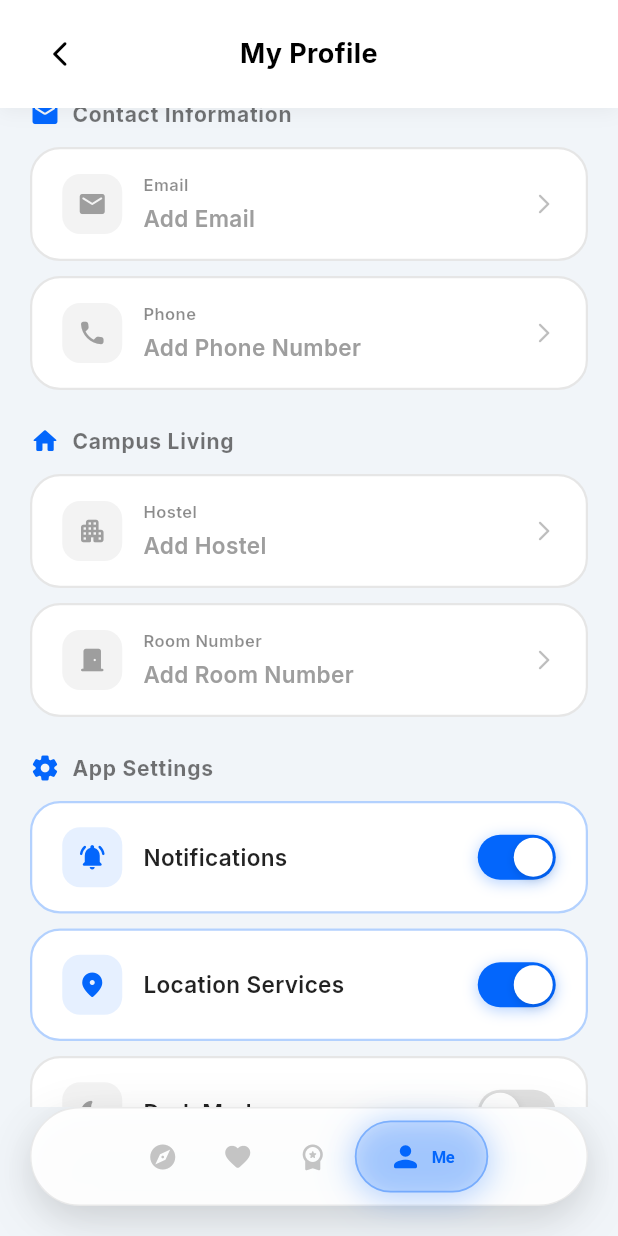
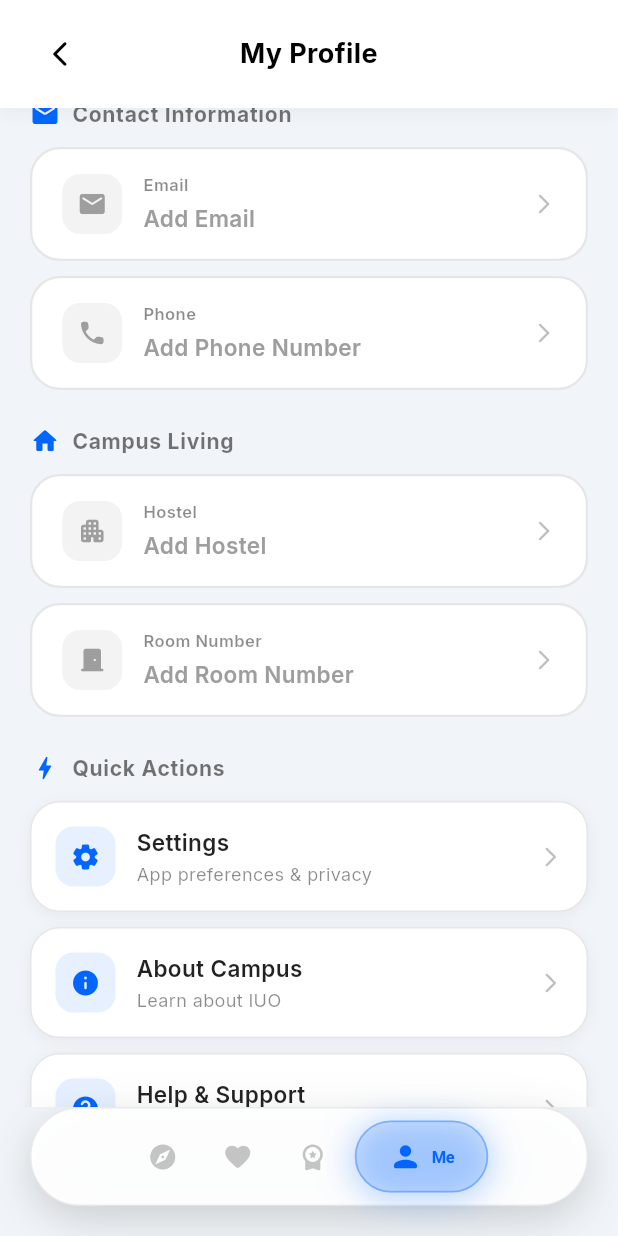
Before and after one commit to daniel0021-cpu/Campita, a Flutter app: the ProfileScreenRedesigned screen opened directly, scrolled down 576 dp, on a phone screen of 412 x 824 dp. Run offline on Flutter 3.47's test engine with Material 3 defaults, Android fonts, the phone set to English and light mode, and no system bars; our stand-ins replace audioplayers, confetti, flutter_compass, flutter_map, flutter_tts, geolocator and 7 more; missing offline and left inert: dart:html; accounts and stored records are empty.

Commit message:
fix: update navbar to use ProfileScreenRedesigned and add navigation to settings screens

```diff
--- a/lib/screens/profile_screen_redesigned.dart
+++ b/lib/screens/profile_screen_redesigned.dart
@@ -7,6 +7,10 @@ import '../utils/preferences_service.dart';
 import '../utils/app_settings.dart';
 import '../widgets/modern_navbar.dart';
 import 'dart:html' as html;
+import 'settings_screen.dart';
+import 'about_screen.dart';
+import 'help_support_screen.dart';
+import 'user_guide_screen.dart';
 
 /// Completely Redesigned Profile Screen - Modern, Clean, User-Friendly
 /// NO glass morphism, NO auto-refresh, Beautiful pill shapes
@@ -156,25 +160,35 @@ class _ProfileScreenRedesignedState extends State<ProfileScreenRedesigned> with
 
                   const SizedBox(height: 24),
 
-                  // Settings Section
-                  _buildSectionTitle('App Settings', Icons.settings_rounded, isDark),
+                  // Quick Actions
+                  _buildSectionTitle('Quick Actions', Icons.bolt_rounded, isDark),
+                  const SizedBox(height: 12),
+                  _buildNavigationPill('Settings', 'App preferences & privacy', Icons.settings_rounded, isDark, () {
+                    Navigator.push(context, MaterialPageRoute(builder: (_) => const SettingsScreen()));
+                  }),
+                  const SizedBox(height: 10),
+                  _buildNavigationPill('About Campus', 'Learn about IUO', Icons.info_rounded, isDark, () {
+                    Navigator.push(context, MaterialPageRoute(builder: (_) => const AboutScreen()));
+                  }),
+                  const SizedBox(height: 10),
+                  _buildNavigationPill('Help & Support', 'Get help with the app', Icons.help_rounded, isDark, () {
+                    Navigator.push(context, MaterialPageRoute(builder: (_) => const HelpSupportScreen()));
+                  }),
+                  const SizedBox(height: 10),
+                  _buildNavigationPill('User Guide', 'Learn how to use features', Icons.menu_book_rounded, isDark, () {
+                    Navigator.push(context, MaterialPageRoute(builder: (_) => const UserGuideScreen()));
+                  }),
+
+                  const SizedBox(height: 24),
+
+                  // Quick Settings
+                  _buildSectionTitle('Quick Settings', Icons.tune_rounded, isDark),
                   const SizedBox(height: 12),
                   _buildTogglePill('Notifications', _notifications, Icons.notifications_active_rounded, isDark, (val) => _updatePref('notifications', val)),
                   const SizedBox(height: 10),
                   _buildTogglePill('Location Services', _locationServices, Icons.location_on_rounded, isDark, (val) => _updatePref('location', val)),
                   const SizedBox(height: 10),
                   _buildTogglePill('Dark Mode', _darkMode, Icons.dark_mode_rounded, isDark, (val) => _updatePref('darkMode', val)),
-                  const SizedBox(height: 10),
-                  _buildTogglePill('Haptic Feedback', _hapticFeedback, Icons.vibration_rounded, isDark, (val) => _updatePref('haptic', val)),
-
-                  const SizedBox(height: 24),
-
-                  // Navigation Preferences
-                  _buildSectionTitle('Navigation', Icons.explore_rounded, isDark),
-                  const SizedBox(height: 12),
-                  _buildSelectionPill('Map Style', _mapStyle, Icons.map_rounded, isDark, ['Standard', 'Satellite', 'Terrain'], (val) => _updateSelection('mapStyle', val)),
-                  const SizedBox(height: 10),
-                  _buildSelectionPill('Transport Mode', _transportMode, Icons.directions_walk_rounded, isDark, ['Walking', 'Bicycle', 'Car', 'Bus'], (val) => _updateSelection('transport', val)),
 
                   const SizedBox(height: 32),
 
@@ -523,6 +537,74 @@ class _ProfileScreenRedesignedState extends State<ProfileScreenRedesigned> with
                       fontSize: 15,
                       fontWeight: FontWeight.w600,
                       color: isDark ? Colors.white : Colors.black87,
+                    ),
+                  ),
+                ],
+              ),
+            ),
+            Icon(
+              Icons.arrow_forward_ios_rounded,
+              color: isDark ? Colors.white24 : Colors.black26,
+              size: 16,
+            ),
+          ],
+        ),
+      ),
+    );
+  }
+
+  Widget _buildNavigationPill(String title, String subtitle, IconData icon, bool isDark, VoidCallback onTap) {
+    return GestureDetector(
+      onTap: () {
+        HapticFeedback.lightImpact();
+        onTap();
+      },
+      child: Container(
+        padding: const EdgeInsets.all(16),
+        decoration: BoxDecoration(
+          color: isDark ? const Color(0xFF1E293B) : Colors.white,
+          borderRadius: BorderRadius.circular(20),
+          border: Border.all(
+            color: isDark ? Colors.white10 : Colors.black.withAlpha(25),
+            width: 1,
+          ),
+          boxShadow: [
+            BoxShadow(
+              color: Colors.black.withAlpha(isDark ? 25 : 13),
+              blurRadius: 8,
+              offset: const Offset(0, 2),
+            ),
+          ],
+        ),
+        child: Row(
+          children: [
+            Container(
+              padding: const EdgeInsets.all(10),
+              decoration: BoxDecoration(
+                color: AppColors.primary.withAlpha(25),
+                borderRadius: BorderRadius.circular(12),
+              ),
+              child: Icon(icon, color: AppColors.primary, size: 20),
+            ),
+            const SizedBox(width: 14),
+            Expanded(
+              child: Column(
+                crossAxisAlignment: CrossAxisAlignment.start,
+                children: [
+                  Text(
+                    title,
+                    style: GoogleFonts.inter(
+                      fontSize: 15,
+                      fontWeight: FontWeight.w600,
+                      color: isDark ? Colors.white : Colors.black87,
+                    ),
+                  ),
+                  const SizedBox(height: 2),
+                  Text(
+                    subtitle,
+                    style: GoogleFonts.inter(
+                      fontSize: 12,
+                      color: isDark ? Colors.white54 : Colors.black45,
                     ),
                   ),
                 ],
--- a/lib/widgets/modern_navbar.dart
+++ b/lib/widgets/modern_navbar.dart
@@ -3,7 +3,7 @@ import '../theme/app_theme.dart';
 import '../screens/enhanced_campus_map.dart';
 import '../screens/favorites_screen.dart';
 import '../screens/subscription_screen.dart';
-import '../screens/premium_profile_screen.dart';
+import '../screens/profile_screen_redesigned.dart';
 
 class ModernNavBar extends StatelessWidget {
   final int currentIndex;
@@ -88,7 +88,7 @@ class ModernNavBar extends StatelessWidget {
               destination = const SubscriptionScreen();
               break;
             case 3:
-              destination = const PremiumProfileScreen();
+              destination = const ProfileScreenRedesigned();
               break;
             default:
               return;
```
